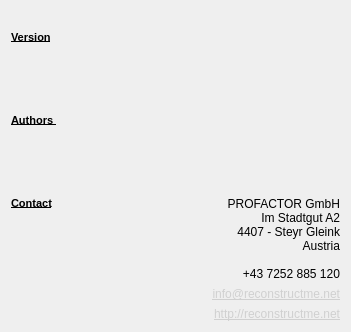
The window that ui/about_dialog.ui (cheind/reconstructme-qt) describes before a commit, drawn with Qt 5.
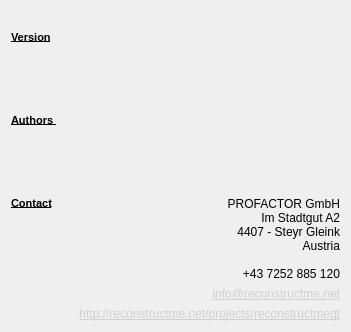
The same window after the commit.

The edit to the form file:
```diff
--- a/ui/about_dialog.ui
+++ b/ui/about_dialog.ui
@@ -146,7 +146,7 @@
          <item>
           <widget class="QLabel" name="label_4">
            <property name="text">
-            <string>&lt;a href ='http://reconstructme.net' style='color:#d0d0d0'&gt;http://reconstructme.net&lt;/a&gt;</string>
+            <string>&lt;a href ='http://reconstructme.net' style='color:#d0d0d0'&gt;http://reconstructme.net/projects/reconstructmeqt&lt;/a&gt;</string>
            </property>
            <property name="alignment">
             <set>Qt::AlignRight|Qt::AlignTrailing|Qt::AlignVCenter</set>
```
